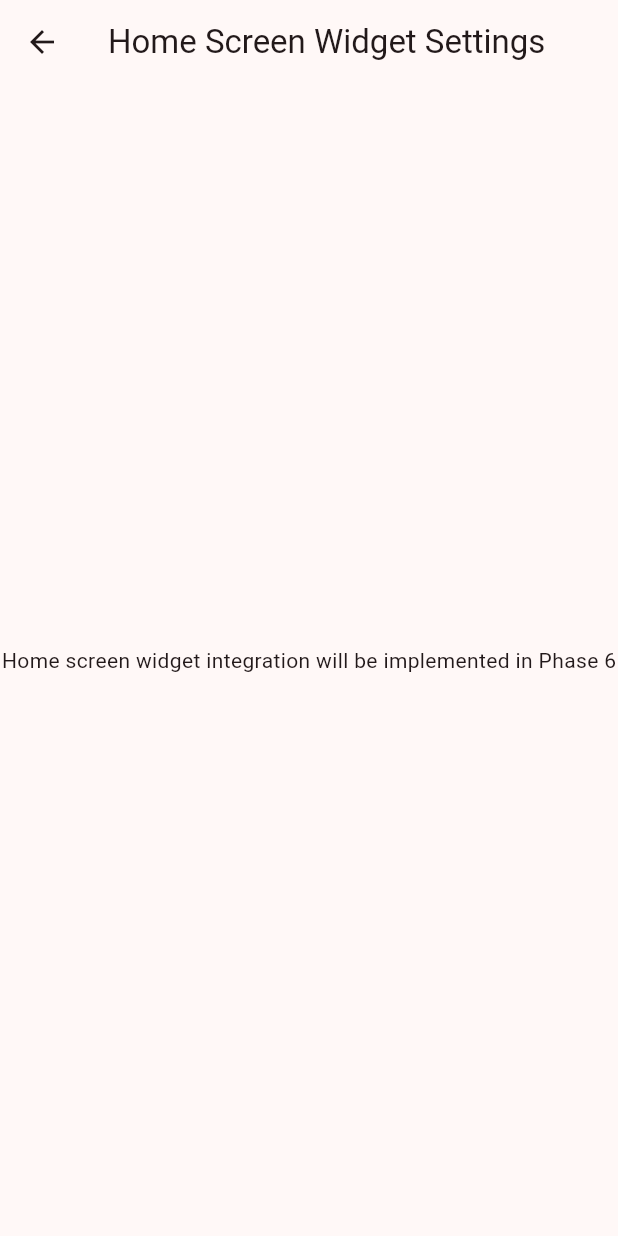
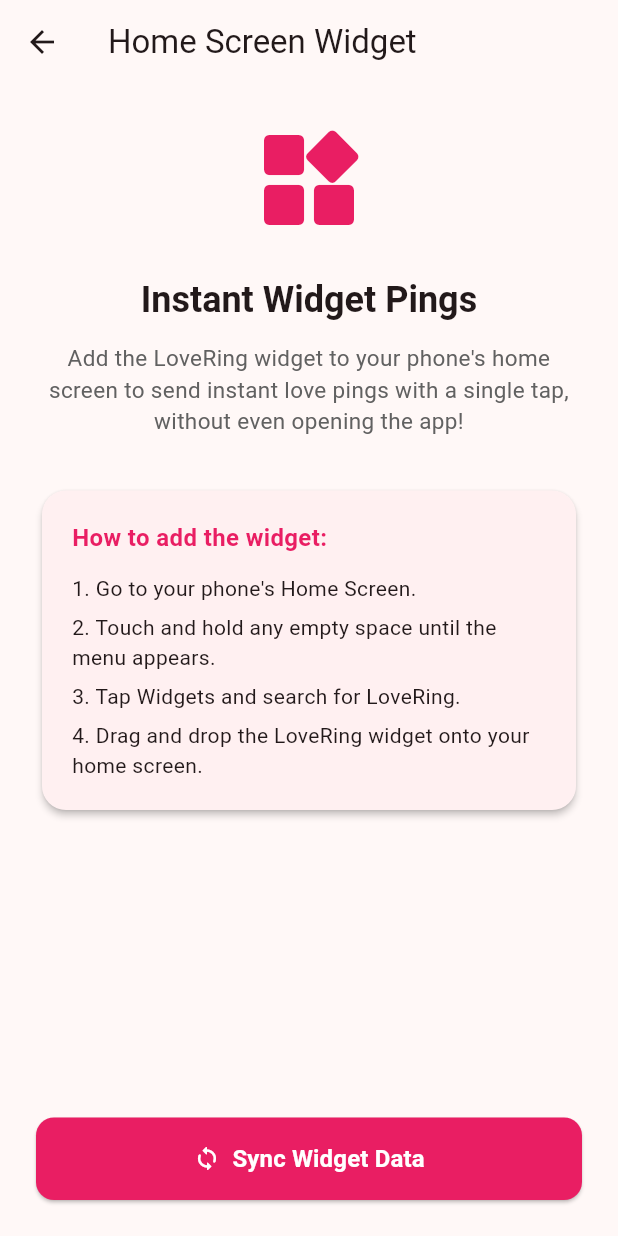
Before and after one commit to HadiALHayek/LoveRing, a Flutter app: the WidgetScreen screen opened directly, on a phone screen of 412 x 824 dp. Run offline on Flutter 3.47's test engine with Material 3 defaults, Android fonts, the phone set to English and light mode, and no system bars; our stand-ins replace app_links, cloud_firestore, firebase_auth, firebase_core, firebase_messaging, flutter_local_notifications and 3 more; missing offline and left inert: home_widget; accounts and stored records are empty; network calls fail.

Commit message:
Phase 6: Android home-screen widget (love_ring_widget.xml, love_ring_widget_info.xml, LoveRingWidgetProvider.kt, HomeWidget background isolate callback)

```diff
--- a/lib/features/widget/widget_screen.dart
+++ b/lib/features/widget/widget_screen.dart
@@ -1,16 +1,106 @@
 import 'package:flutter/material.dart';
+import 'package:flutter_riverpod/flutter_riverpod.dart';
+import '../../services/widget_service.dart';
 
-class WidgetScreen extends StatelessWidget {
+class WidgetScreen extends ConsumerWidget {
   const WidgetScreen({super.key});
 
   @override
-  Widget build(BuildContext context) {
+  Widget build(BuildContext context, WidgetRef ref) {
     return Scaffold(
       appBar: AppBar(
-        title: const Text('Home Screen Widget Settings'),
+        title: const Text('Home Screen Widget'),
       ),
-      body: const Center(
-        child: Text('Home screen widget integration will be implemented in Phase 6'),
+      body: SafeArea(
+        child: Padding(
+          padding: const EdgeInsets.all(24.0),
+          child: Column(
+            crossAxisAlignment: CrossAxisAlignment.stretch,
+            children: [
+              const Icon(
+                Icons.widgets_rounded,
+                size: 80,
+                color: Colors.pink,
+              ),
+              const SizedBox(height: 24),
+              Text(
+                'Instant Widget Pings',
+                textAlign: TextAlign.center,
+                style: Theme.of(context).textTheme.headlineSmall?.copyWith(
+                      fontWeight: FontWeight.bold,
+                    ),
+              ),
+              const SizedBox(height: 12),
+              Text(
+                'Add the LoveRing widget to your phone\'s home screen to send instant love pings with a single tap, without even opening the app!',
+                textAlign: TextAlign.center,
+                style: TextStyle(color: Colors.grey[700], fontSize: 15),
+              ),
+              const SizedBox(height: 32),
+              Card(
+                shape: RoundedRectangleBorder(
+                  borderRadius: BorderRadius.circular(16),
+                ),
+                elevation: 2,
+                child: const Padding(
+                  padding: EdgeInsets.all(20.0),
+                  child: Column(
+                    crossAxisAlignment: CrossAxisAlignment.start,
+                    children: [
+                      Text(
+                        'How to add the widget:',
+                        style: TextStyle(
+                          fontWeight: FontWeight.bold,
+                          fontSize: 16,
+                          color: Colors.pink,
+                        ),
+                      ),
+                      SizedBox(height: 12),
+                      Text('1. Go to your phone\'s Home Screen.'),
+                      SizedBox(height: 6),
+                      Text('2. Touch and hold any empty space until the menu appears.'),
+                      SizedBox(height: 6),
+                      Text('3. Tap Widgets and search for LoveRing.'),
+                      SizedBox(height: 6),
+                      Text('4. Drag and drop the LoveRing widget onto your home screen.'),
+                    ],
+                  ),
+                ),
+              ),
+              const Spacer(),
+              ElevatedButton.icon(
+                style: ElevatedButton.styleFrom(
+                  backgroundColor: Colors.pink,
+                  foregroundColor: Colors.white,
+                  padding: const EdgeInsets.symmetric(vertical: 16),
+                  shape: RoundedRectangleBorder(
+                    borderRadius: BorderRadius.circular(12),
+                  ),
+                ),
+                icon: const Icon(Icons.sync_rounded),
+                label: const Text(
+                  'Sync Widget Data',
+                  style: TextStyle(fontSize: 16, fontWeight: FontWeight.bold),
+                ),
+                onPressed: () async {
+                  final service = ref.read(widgetServiceProvider);
+                  await service.syncWidgetState(
+                    isConnected: true,
+                    partnerName: 'Your Love 💕',
+                  );
+                  if (context.mounted) {
+                    ScaffoldMessenger.of(context).showSnackBar(
+                      const SnackBar(
+                        content: Text('Widget synced! Check your home screen.'),
+                        backgroundColor: Colors.pink,
+                      ),
+                    );
+                  }
+                },
+              ),
+            ],
+          ),
+        ),
       ),
     );
   }
```
Also changed, not shown: lib/services/widget_service.dart (added, +79 -0 lines), 4 other files.
